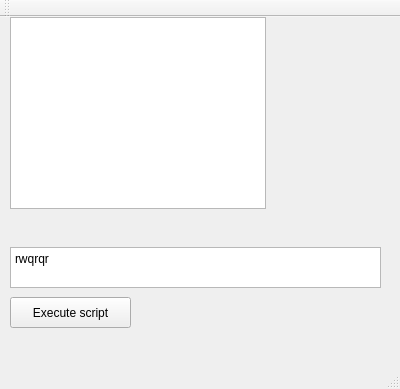
Cybran111/DBManager, file mainwindow.ui: the form before one commit.
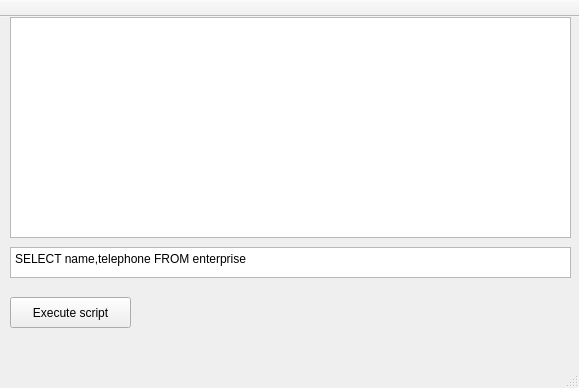
The form after the commit.

Commit message: Some fixes, using tooltips and TableView

Diff of the .ui file:
```diff
--- a/mainwindow.ui
+++ b/mainwindow.ui
@@ -6,24 +6,14 @@
    <rect>
     <x>0</x>
     <y>0</y>
-    <width>400</width>
-    <height>389</height>
+    <width>579</width>
+    <height>388</height>
    </rect>
   </property>
   <property name="windowTitle">
    <string>MainWindow</string>
   </property>
   <widget class="QWidget" name="centralWidget">
-   <widget class="QTableWidget" name="tableWidget">
-    <property name="geometry">
-     <rect>
-      <x>10</x>
-      <y>0</y>
-      <width>256</width>
-      <height>192</height>
-     </rect>
-    </property>
-   </widget>
    <widget class="QPushButton" name="pushButton">
     <property name="geometry">
      <rect>
@@ -42,12 +32,37 @@
      <rect>
       <x>10</x>
       <y>230</y>
-      <width>371</width>
-      <height>41</height>
+      <width>561</width>
+      <height>31</height>
      </rect>
     </property>
     <property name="plainText">
-     <string>rwqrqr</string>
+     <string>SELECT name,telephone FROM enterprise</string>
+    </property>
+   </widget>
+   <widget class="QTableView" name="tableView">
+    <property name="geometry">
+     <rect>
+      <x>10</x>
+      <y>0</y>
+      <width>561</width>
+      <height>221</height>
+     </rect>
+    </property>
+    <property name="toolTip">
+     <string/>
+    </property>
+    <property name="accessibleDescription">
+     <string/>
+    </property>
+    <property name="showGrid">
+     <bool>true</bool>
+    </property>
+    <property name="sortingEnabled">
+     <bool>false</bool>
+    </property>
+    <property name="cornerButtonEnabled">
+     <bool>false</bool>
     </property>
    </widget>
   </widget>
@@ -62,14 +77,21 @@
    </property>
   </widget>
   <widget class="QToolBar" name="mainToolBar">
+   <property name="movable">
+    <bool>false</bool>
+   </property>
    <attribute name="toolBarArea">
     <enum>TopToolBarArea</enum>
    </attribute>
    <attribute name="toolBarBreak">
-    <bool>false</bool>
+    <bool>true</bool>
    </attribute>
   </widget>
-  <widget class="QStatusBar" name="statusBar"/>
+  <widget class="QStatusBar" name="statusBar">
+   <property name="autoFillBackground">
+    <bool>false</bool>
+   </property>
+  </widget>
  </widget>
  <layoutdefault spacing="6" margin="11"/>
  <resources/>
```
Left out of the diff: 10 changed lines with no effect on the pictures. The commit also changes 1 other file.
